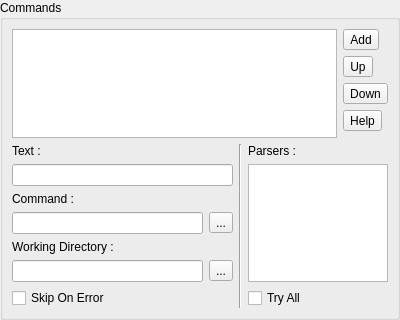
Above: v2/branches/dev/monkey/src/xupmanager/gui/CommandsEditor.ui from testmana2/mks before the change. Below: the same form after it.
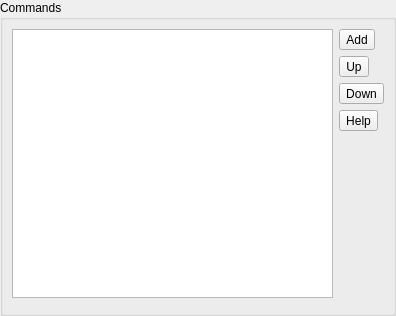
That is the form after the change. Icons and pictures are not drawn. Custom widgets are drawn as their Qt base class.

Commit message: Use CommandEditor.

The edit to the form file:
```diff
--- a/v2/branches/dev/monkey/src/xupmanager/gui/CommandsEditor.ui
+++ b/v2/branches/dev/monkey/src/xupmanager/gui/CommandsEditor.ui
@@ -6,8 +6,8 @@
    <rect>
     <x>0</x>
     <y>0</y>
-    <width>400</width>
-    <height>320</height>
+    <width>396</width>
+    <height>316</height>
    </rect>
   </property>
   <property name="windowTitle">
@@ -80,148 +80,7 @@
        </spacer>
       </item>
       <item row="5" column="0" colspan="2">
-       <widget class="QFrame" name="fEditor">
-        <property name="sizePolicy">
-         <sizepolicy hsizetype="Preferred" vsizetype="Maximum">
-          <horstretch>0</horstretch>
-          <verstretch>0</verstretch>
-         </sizepolicy>
-        </property>
-        <layout class="QGridLayout" name="gridLayout_3">
-         <property name="sizeConstraint">
-          <enum>QLayout::SetMinimumSize</enum>
-         </property>
-         <property name="margin">
-          <number>0</number>
-         </property>
-         <item row="0" column="0" colspan="2">
-          <widget class="QLabel" name="lCommandText">
-           <property name="sizePolicy">
-            <sizepolicy hsizetype="Expanding" vsizetype="Preferred">
-             <horstretch>0</horstretch>
-             <verstretch>0</verstretch>
-            </sizepolicy>
-           </property>
-           <property name="text">
-            <string>Text :</string>
-           </property>
-          </widget>
-         </item>
-         <item row="0" column="2" rowspan="7">
-          <widget class="Line" name="lCommand">
-           <property name="orientation">
-            <enum>Qt::Vertical</enum>
-           </property>
-          </widget>
-         </item>
-         <item row="0" column="3">
-          <widget class="QLabel" name="lCommandParsers">
-           <property name="text">
-            <string>Parsers :</string>
-           </property>
-          </widget>
-         </item>
-         <item row="1" column="0" colspan="2">
-          <widget class="QLineEdit" name="leCommandText"/>
-         </item>
-         <item row="1" column="3" rowspan="5">
-          <widget class="QListWidget" name="lwCommandParsers">
-           <property name="maximumSize">
-            <size>
-             <width>140</width>
-             <height>16777215</height>
-            </size>
-           </property>
-           <property name="editTriggers">
-            <set>QAbstractItemView::NoEditTriggers</set>
-           </property>
-           <property name="uniformItemSizes">
-            <bool>true</bool>
-           </property>
-          </widget>
-         </item>
-         <item row="2" column="0" colspan="2">
-          <widget class="QLabel" name="lCommandCommand">
-           <property name="sizePolicy">
-            <sizepolicy hsizetype="Expanding" vsizetype="Preferred">
-             <horstretch>0</horstretch>
-             <verstretch>0</verstretch>
-            </sizepolicy>
-           </property>
-           <property name="text">
-            <string>Command :</string>
-           </property>
-          </widget>
-         </item>
-         <item row="3" column="0">
-          <widget class="QLineEdit" name="leCommandCommand"/>
-         </item>
-         <item row="3" column="1">
-          <widget class="QToolButton" name="tbCommandCommand">
-           <property name="text">
-            <string>...</string>
-           </property>
-           <property name="icon">
-            <iconset resource="../../resources/resources.qrc">
-             <normaloff>:/tools/icons/tools/file.png</normaloff>:/tools/icons/tools/file.png</iconset>
-           </property>
-          </widget>
-         </item>
-         <item row="4" column="0" colspan="2">
-          <widget class="QLabel" name="lCommandWorkingDirectory">
-           <property name="sizePolicy">
-            <sizepolicy hsizetype="Expanding" vsizetype="Preferred">
-             <horstretch>0</horstretch>
-             <verstretch>0</verstretch>
-            </sizepolicy>
-           </property>
-           <property name="text">
-            <string>Working Directory :</string>
-           </property>
-          </widget>
-         </item>
-         <item row="5" column="0">
-          <widget class="QLineEdit" name="leCommandWorkingDirectory"/>
-         </item>
-         <item row="5" column="1">
-          <widget class="QToolButton" name="tbCommandWorkingDirectory">
-           <property name="text">
-            <string>...</string>
-           </property>
-           <property name="icon">
-            <iconset resource="../../resources/resources.qrc">
-             <normaloff>:/tools/icons/tools/icon.png</normaloff>:/tools/icons/tools/icon.png</iconset>
-           </property>
-          </widget>
-         </item>
-         <item row="6" column="0" colspan="2">
-          <widget class="QCheckBox" name="cbCommandSkipOnError">
-           <property name="sizePolicy">
-            <sizepolicy hsizetype="Expanding" vsizetype="Fixed">
-             <horstretch>0</horstretch>
-             <verstretch>0</verstretch>
-            </sizepolicy>
-           </property>
-           <property name="text">
-            <string>Skip On Error</string>
-           </property>
-          </widget>
-         </item>
-         <item row="6" column="3">
-          <widget class="QCheckBox" name="cbCommandTryAll">
-           <property name="sizePolicy">
-            <sizepolicy hsizetype="Minimum" vsizetype="Fixed">
-             <horstretch>0</horstretch>
-             <verstretch>0</verstretch>
-            </sizepolicy>
-           </property>
-           <property name="text">
-            <string>Try All</string>
-           </property>
-          </widget>
-         </item>
-        </layout>
-       </widget>
+       <widget class="CommandEditor" name="ceCommand"/>
       </item>
       <item row="0" column="0" rowspan="5">
        <widget class="QTreeView" name="tvCommands">
@@ -259,6 +118,12 @@
    <header>xupmanager/gui/XUPPageEditor.h</header>
    <container>1</container>
   </customwidget>
+  <customwidget>
+   <class>CommandEditor</class>
+   <extends>QFrame</extends>
+   <header>consolemanager/CommandEditor.h</header>
+   <container>1</container>
+  </customwidget>
  </customwidgets>
  <resources>
   <include location="../../resources/resources.qrc"/>
```
Left out of the diff: 19 changed lines with no effect on the pictures. The commit also changes 1 other file.
